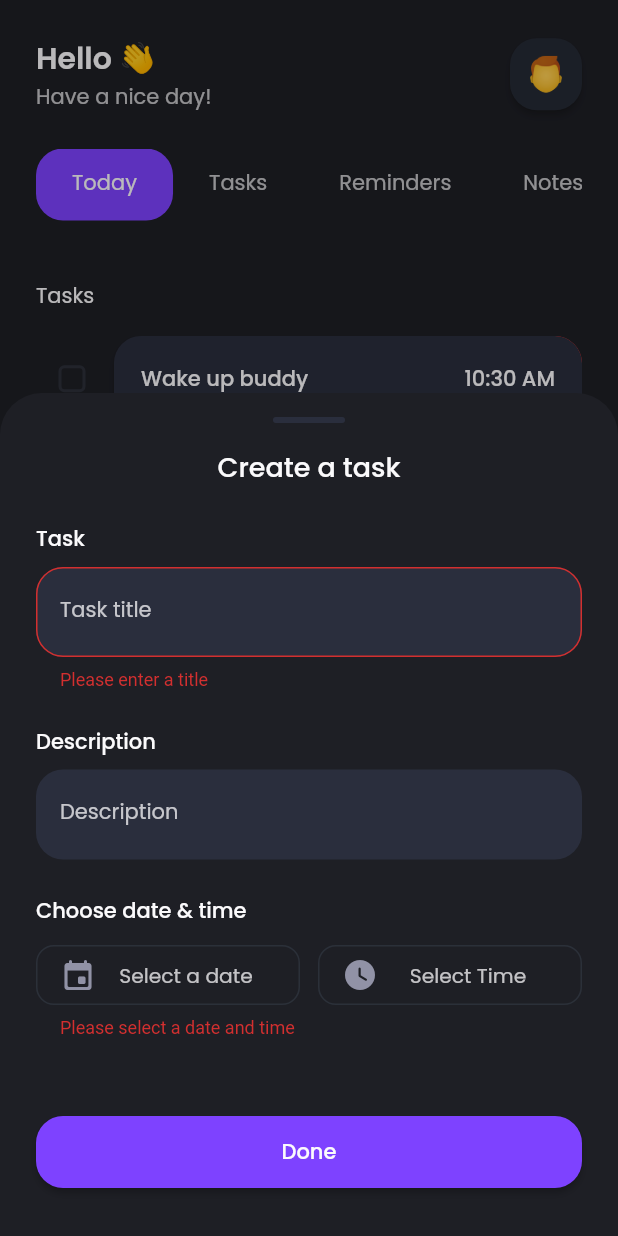
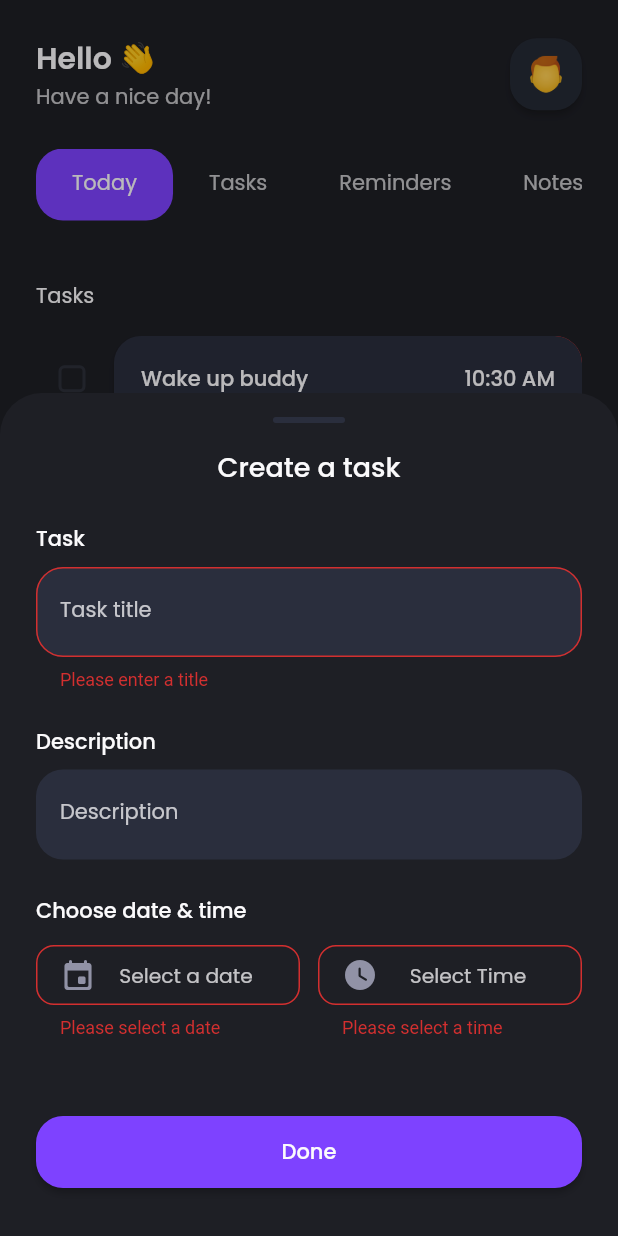
Before and after one commit to federicodesia/task_manager, a Flutter app: the screen it shows after launch, item 2 of the bottom bar chosen, after a tap on the "add" icon, on a phone screen of 412 x 824 dp. Run offline on Flutter 3.47's test engine with Material 2 defaults, Android fonts, the phone set to English and light mode, and no system bars; our stand-ins replace bloc, flutter_bloc; statements that could not run were skipped.

Commit message:
FormValidator and Outline error color

```diff
--- /dev/null
+++ b/lib/bottom_sheets/date_picker_bottom_sheet.dart
@@ -0,0 +1,45 @@
+import 'package:flutter/material.dart';
+import 'package:task_manager/components/rounded_button.dart';
+
+import '../constants.dart';
+
+class DatePickerBottomSheet extends StatelessWidget{
+  final ValueChanged<DateTime> onDateChanged;
+
+  DatePickerBottomSheet({required this.onDateChanged});
+
+  @override
+  Widget build(BuildContext context) {
+    return Theme(
+      data: ThemeData.dark().copyWith(
+        colorScheme: ColorScheme.dark(
+          primary: cPrimaryColor,
+          surface: cBackgroundColor,
+        ),
+      ),
+      child: Column(
+        children: [
+          Padding(
+            padding: EdgeInsets.symmetric(vertical: cPadding),
+            child: CalendarDatePicker(
+              initialDate: DateTime.now(),
+              firstDate: DateTime(DateTime.now().year, DateTime.now().month, DateTime.now().day),
+              lastDate: DateTime.now().add(Duration(days: 365)),
+              onDateChanged: onDateChanged
+            ),
+          ),
+          RoundedButton(
+            width: double.infinity,
+            child: Text(
+              "Select",
+              style: cTitleTextStyle,
+            ),
+            onPressed: () {
+              Navigator.of(context).pop();
+            },
+          )
+        ],
+      )
+    );
+  }
+}
--- a/lib/bottom_sheets/task_bottom_sheet.dart
+++ b/lib/bottom_sheets/task_bottom_sheet.dart
@@ -3,7 +3,9 @@ import 'package:flutter/material.dart';
 import 'package:flutter_bloc/flutter_bloc.dart';
 import 'package:intl/intl.dart';
 import 'package:task_manager/blocs/task/task_bloc.dart';
+import 'package:task_manager/bottom_sheets/date_picker_bottom_sheet.dart';
 import 'package:task_manager/components/forms/form_input_header.dart';
+import 'package:task_manager/components/forms/form_validator.dart';
 import 'package:task_manager/components/rounded_button.dart';
 import 'package:task_manager/components/forms/outlined_form_icon_button.dart';
 import 'package:task_manager/components/forms/rounded_text_form_field.dart';
@@ -29,12 +31,19 @@ class _TaskBottomSheetState extends State<TaskBottomSheet>{
 
   late String _title = _isEditing ? widget.editTask!.title : "";
   late String _description = _isEditing ? widget.editTask!.description : "";
+
+  bool _dateState = true;
   late DateTime? _date = _isEditing ? widget.editTask!.dateTime : null;
+
+  bool _timeState = true;
   late DateTime? _time = _isEditing ? widget.editTask!.dateTime : null;
 
 
   @override
   Widget build(BuildContext context) {
+
+    ThemeData themeData = Theme.of(context);
+
     return Form(
       key: _formKey,
       child: Column(
@@ -67,103 +76,51 @@ class _TaskBottomSheetState extends State<TaskBottomSheet>{
 
           FormInputHeader("Choose date & time"),
 
-          FormField(
-            initialValue: true,
-            builder: (FormFieldState<bool> state){
-              ThemeData themeData = Theme.of(context);
-              return Column(
+          Row(
             crossAxisAlignment: CrossAxisAlignment.start,
             children: [
-                  Row(
-                    children: [
               Expanded(
-                        child: OutlinedFormIconButton(
+                child: FormValidator(
+                  widget: OutlinedFormIconButton(
                     icon: Icons.event_rounded,
                     text: _date == null ? "Select a date" : DateFormat("dd/MM/yyyy").format(_date!),
+                    outlineColor: _dateState ? null : themeData.errorColor,
                     onPressed: () {
-
                       ModalBottomSheet(
                         context: context,
                         title: "Select a date",
-                              content: Theme(
-                                data: ThemeData.dark().copyWith(
-                                  colorScheme: ColorScheme.dark(
-                                    primary: cPrimaryColor,
-                                    surface: cBackgroundColor,
-                                  ),
-                                ),
-                                child: Column(
-                                  children: [
-                                    Padding(
-                                      padding: EdgeInsets.symmetric(vertical: cPadding),
-                                      child: CalendarDatePicker(
-                                        initialDate: DateTime.now(),
-                                        firstDate: DateTime(DateTime.now().year, DateTime.now().month, DateTime.now().day),
-                                        lastDate: DateTime.now().add(Duration(days: 365)),
-                                        onDateChanged: (date) {
-                                          state.didChange(true);
+                        content: DatePickerBottomSheet(
+                          onDateChanged: (date){
                             setState(() => _date = date);
                           },
-                                      ),
-                                    ),
-                                    RoundedButton(
-                                      width: double.infinity,
-                                      child: Text(
-                                        "Select",
-                                        style: cTitleTextStyle,
-                                      ),
-                                      onPressed: () {
-                                        Navigator.of(context).pop();
-                                      },
-                                    )
-                                  ],
-                                )
                         )
                       ).show();
                     }
                   ),
+                  validator: (_){
+                    setState(() => _dateState = _date != null);
+                    if(_date == null) return "Please select a date";
+                  }
+                )
               ),
-
               SizedBox(width: 12.0),
 
               Expanded(
-                        child: OutlinedFormIconButton(
+                child: FormValidator(
+                  widget: OutlinedFormIconButton(
                     icon: Icons.watch_later_rounded,
-                          text: "Select Time",
+                    text: _time == null ? "Select Time" : DateFormat("kk:mm a").format(_time!),
+                    outlineColor: _timeState ? null : themeData.errorColor,
                     onPressed: () {}
                   ),
+                  validator: (_){
+                    setState(() => _timeState = _time != null);
+                    if(_time == null) return "Please select a time";
+                  },
+                )
               ),
             ],
           ),
-
-                  AnimatedCrossFade(
-                    duration: Duration(milliseconds: 300),
-                    alignment: Alignment.centerLeft,
-                    crossFadeState: state.hasError ? CrossFadeState.showFirst : CrossFadeState.showSecond,
-                    firstChild: Padding(
-                      padding: EdgeInsets.symmetric(
-                        vertical: 4.0,
-                        horizontal: 16.0
-                      ),
-                      child: Text(
-                        state.errorText.toString(),
-                        textAlign: TextAlign.center,
-                        style: themeData.textTheme.caption!.copyWith(color: themeData.errorColor),
-                        overflow: TextOverflow.ellipsis,
-                      ),
-                    ),
-                    secondChild: Container(),
-                  )
-                ],
-              );
-            },
-            validator: (value){
-              if(_date == null && _time == null) return "Please select a date and time";
-              else if(_date == null) return "Please select a date";
-              else if(_time == null) return "Please select a time";
-            },
-          ),
-
           SizedBox(height: 48.0),
 
           RoundedButton(
--- /dev/null
+++ b/lib/components/forms/form_validator.dart
@@ -0,0 +1,48 @@
+import 'package:flutter/material.dart';
+
+class FormValidator extends StatelessWidget{
+
+  final Widget widget;
+  final String? Function(bool?)? validator;
+
+  FormValidator({
+    required this.widget,
+    this.validator
+  });
+
+  @override
+  Widget build(BuildContext context) {
+
+    ThemeData themeData = Theme.of(context);
+
+    return FormField(
+      builder: (FormFieldState<bool> state){
+        return Column(
+          crossAxisAlignment: CrossAxisAlignment.start,
+          children: [
+            widget,
+
+            AnimatedCrossFade(
+              duration: Duration(milliseconds: 300),
+              alignment: Alignment.centerLeft,
+              crossFadeState: state.hasError ? CrossFadeState.showFirst : CrossFadeState.showSecond,
+              firstChild: Padding(
+                padding: EdgeInsets.symmetric(
+                  vertical: 4.0,
+                  horizontal: 16.0
+                ),
+                child: Text(
+                  state.errorText.toString(),
+                  style: themeData.textTheme.caption!.copyWith(color: themeData.errorColor),
+                  overflow: TextOverflow.ellipsis,
+                ),
+              ),
+              secondChild: Container()
+            )
+          ],
+        );
+      },
+      validator: validator,
+    );
+  }
+}
--- a/lib/components/forms/outlined_form_icon_button.dart
+++ b/lib/components/forms/outlined_form_icon_button.dart
@@ -5,8 +5,9 @@ class OutlinedFormIconButton extends StatelessWidget{
 
   final IconData icon;
   final String text;
+  final Color? outlineColor;
   final Function() onPressed;
-  OutlinedFormIconButton({required this.icon, required this.text, required this.onPressed});
+  OutlinedFormIconButton({required this.icon, required this.text, this.outlineColor, required this.onPressed});
 
   @override
   Widget build(BuildContext context) {
@@ -33,7 +34,10 @@ class OutlinedFormIconButton extends StatelessWidget{
           horizontal: 16.0,
           vertical: 8.0
         ),
-        side: BorderSide(width: 1.0, color: Color(0xFF2B3039)),
+        side: BorderSide(
+          width: 1.0,
+          color: outlineColor ?? Color(0xFF2B3039)
+        ),
         shape: RoundedRectangleBorder(
           borderRadius: BorderRadius.circular(12.0),
         ),
```
Lines whose indentation alone changed are shown as unchanged.
